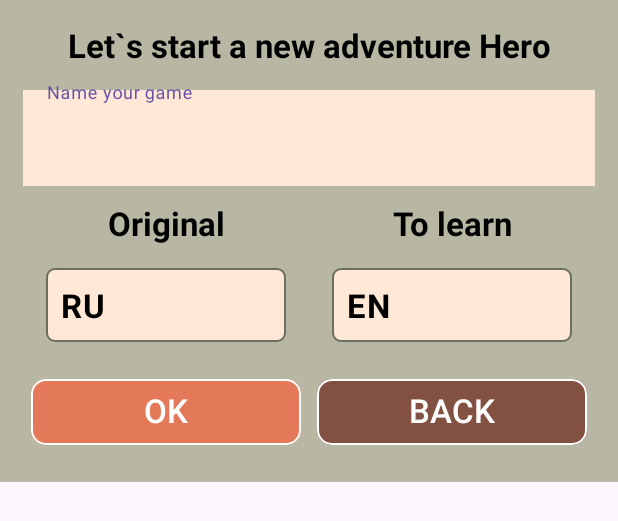
After one commit to yaremchuken/quiz-knight_android, an Android app: the layout dialog_create_game.xml on its own in the app's theme, with its tools: preview values and no code run, on a phone screen of 412 x 824 dp. The commit adds this screen. Shown: the top 521 px of the screen. Run offline under Robolectric (Android 15) with nearby library versions, the phone set to English and light mode, and no system bars.

Commit message:
Game creation dialog

```diff
--- a/app/src/main/java/yaremchuken/quizknight/activities/MainActivity.kt
+++ b/app/src/main/java/yaremchuken/quizknight/activities/MainActivity.kt
@@ -1,9 +1,12 @@
 package yaremchuken.quizknight.activities
 
 import android.annotation.SuppressLint
+import android.app.Dialog
 import android.content.Intent
 import android.os.Bundle
+import android.util.Log
 import android.view.View
+import android.widget.RadioButton
 import androidx.appcompat.app.AppCompatActivity
 import androidx.core.view.WindowCompat
 import androidx.lifecycle.lifecycleScope
@@ -14,6 +17,7 @@ import yaremchuken.quizknight.GameStats
 import yaremchuken.quizknight.R
 import yaremchuken.quizknight.databinding.ActivityMainBinding
 import yaremchuken.quizknight.databinding.ButtonGameStartBinding
+import yaremchuken.quizknight.databinding.DialogCreateGameBinding
 import yaremchuken.quizknight.entity.GameStatsEntity
 import yaremchuken.quizknight.entity.Language
 import yaremchuken.quizknight.entity.ModuleProgressEntity
@@ -32,6 +36,8 @@ class MainActivity : AppCompatActivity() {
 
     private lateinit var binding: ActivityMainBinding
 
+    private lateinit var createGameDialog: DialogCreateGameBinding
+
     @SuppressLint("SetTextI18n")
     override fun onCreate(savedInstanceState: Bundle?) {
         WindowCompat.setDecorFitsSystemWindows(window, false)
@@ -47,7 +53,7 @@ class MainActivity : AppCompatActivity() {
             gameStatsDao.fetchAll().collect {
                 it.forEach { game ->
                     val gameBtn = ButtonGameStartBinding.inflate(layoutInflater)
-                    gameBtn.root.text = "${game.game} - ${game.studied}"
+                    gameBtn.root.text = "${game.game} - ${game.original}/${game.studied}"
                     gameBtn.root.setOnClickListener {
                         startGame(game)
                     }
@@ -57,27 +63,34 @@ class MainActivity : AppCompatActivity() {
                     val gameBtn = ButtonGameStartBinding.inflate(layoutInflater)
                     gameBtn.root.text = resources.getString(R.string.new_game_btn_title)
                     gameBtn.root.setOnClickListener {
-                        startGame(null, i.toLong())
+                        createGameDialog(i.toLong())
                     }
+                    gameBtn.root.setBackgroundColor(resources.getColor(R.color.palette_6b))
                     binding.buttonsHolder.addView(gameBtn.root)
                 }
             }
         }
     }
 
-    private fun startGame(game: GameStatsEntity?, order: Long? = null) {
-        val progress: MutableMap<ModuleType, Long> = EnumMap(ModuleType::class.java)
+    private fun createGameDialog(idx: Long) {
+        val dialog = Dialog(this)
+        val dialogBinding = DialogCreateGameBinding.inflate(layoutInflater)
+
+        dialog.setContentView(dialogBinding.root)
+
+        dialogBinding.btnDone.setOnClickListener {
+            if (dialogBinding.etGameName.text != null && dialogBinding.etGameName.text!!.isNotBlank()) {
+                val gameStatsDao = (application as App).db.getGameStatsDao()
                 val moduleProgressDao = (application as App).db.getModuleProgressDao()
 
-        binding.buttonsHolder.visibility = View.INVISIBLE
-
-        if (game == null) {
-            val gameStatsDao = (application as App).db.getGameStatsDao()
+                val original = Language.RU
+                val learned = Language.EN
 
                 val newGame = GameStatsEntity(
-                "CALL ME $order", order!!, Language.RU, Language.EN, 0,
+                    dialogBinding.etGameName.text.toString(), idx, original, learned, 0,
                     ModuleType.LAZYWOOD, GameStats.getInstance().maxHealth.toDouble())
 
+                val progress: MutableMap<ModuleType, Long> = EnumMap(ModuleType::class.java)
                 val progressEntities = ArrayList<ModuleProgressEntity>()
                 ModuleType.values().forEach {
                     progress[it] = 0
@@ -87,17 +100,33 @@ class MainActivity : AppCompatActivity() {
                 lifecycleScope.launch {
                     gameStatsDao.insert(newGame)
                     moduleProgressDao.insert(progressEntities)
+                }.invokeOnCompletion {
+                    binding.buttonsHolder.visibility = View.INVISIBLE
+                    dialog.dismiss()
+                    switchToGame(newGame, progress)
+                }
+            }
         }
 
-            switchToGame(newGame, progress)
-        } else {
+        dialogBinding.btnCancel.setOnClickListener {
+            dialog.dismiss()
+        }
+
+        dialog.show()
+    }
+
+    private fun startGame(game: GameStatsEntity) {
+        val progress: MutableMap<ModuleType, Long> = EnumMap(ModuleType::class.java)
+        val moduleProgressDao = (application as App).db.getModuleProgressDao()
+
+        binding.buttonsHolder.visibility = View.INVISIBLE
+
         lifecycleScope.launch {
             moduleProgressDao.fetch(game.game).collect {
                 it.forEach { pr ->
                     progress[pr.module] = pr.progress
                 }
                 switchToGame(game, progress)
-                }
             }
         }
     }
--- a/app/src/main/java/yaremchuken/quizknight/draw/DrawThread.kt
+++ b/app/src/main/java/yaremchuken/quizknight/draw/DrawThread.kt
@@ -7,7 +7,7 @@ import kotlin.math.roundToLong
 
 class DrawThread(private val surface: SurfaceHolder, private val drawView: DrawView): Thread() {
     companion object {
-        const val FPS = 12L
+        const val FPS = 24L
     }
 
     private val frameRate: Long = (1000.0 / FPS).roundToLong()
--- /dev/null
+++ b/app/src/main/res/layout/dialog_create_game.xml
@@ -0,0 +1,159 @@
+<?xml version="1.0" encoding="utf-8"?>
+<LinearLayout xmlns:android="http://schemas.android.com/apk/res/android"
+    xmlns:app="http://schemas.android.com/apk/res-auto"
+    android:layout_width="match_parent"
+    android:layout_height="wrap_content"
+    android:gravity="center"
+    android:orientation="vertical"
+    android:padding="15dp"
+    android:background="@color/palette_b7">
+
+    <TextView
+        android:layout_width="match_parent"
+        android:layout_height="wrap_content"
+        android:gravity="center"
+        android:text="@string/create_new_game"
+        android:textColor="@android:color/black"
+        android:textSize="@dimen/font_size"
+        android:textStyle="bold" />
+
+
+    <com.google.android.material.textfield.TextInputLayout
+        android:id="@+id/tilGameName"
+        android:layout_width="match_parent"
+        android:layout_height="wrap_content"
+        android:layout_marginTop="10dp"
+        android:layout_marginBottom="10dp">
+
+    <androidx.appcompat.widget.AppCompatEditText
+        android:id="@+id/etGameName"
+        android:layout_width="match_parent"
+        android:layout_height="wrap_content"
+        android:background="@color/palette_ff"
+        android:hint="@string/game_name"
+        android:inputType="textFilter"
+        android:textSize="@dimen/font_size"/>
+    </com.google.android.material.textfield.TextInputLayout>
+
+    <LinearLayout
+        android:layout_width="match_parent"
+        android:layout_height="match_parent">
+
+        <LinearLayout
+            android:layout_width="wrap_content"
+            android:layout_height="wrap_content"
+            android:layout_weight="1"
+            android:orientation="vertical">
+
+            <TextView
+                android:layout_width="match_parent"
+                android:layout_height="wrap_content"
+                android:gravity="center"
+                android:text="@string/original_language"
+                android:textColor="@android:color/black"
+                android:textSize="@dimen/font_size"
+                android:textStyle="bold" />
+
+            <RadioGroup
+                android:id="@+id/rgOriginalGroup"
+                android:layout_width="match_parent"
+                android:layout_height="match_parent"
+                android:padding="15sp">
+
+                <RadioButton
+                    android:id="@+id/rbOriginalRU"
+                    android:layout_width="match_parent"
+                    android:layout_height="wrap_content"
+                    android:background="@drawable/drawable_answer_board_option_selector"
+                    android:button="@null"
+                    android:checked="true"
+                    android:padding="10dp"
+                    android:textColor="@color/black"
+                    android:textSize="@dimen/font_size"
+                    android:textStyle="bold"
+                    android:text="RU"/>
+
+            </RadioGroup>
+
+        </LinearLayout>
+
+        <LinearLayout
+            android:layout_width="wrap_content"
+            android:layout_height="wrap_content"
+            android:layout_weight="1"
+            android:orientation="vertical">
+
+            <TextView
+                android:layout_width="match_parent"
+                android:layout_height="wrap_content"
+                android:gravity="center"
+                android:text="@string/learn_language"
+                android:textColor="@android:color/black"
+                android:textSize="@dimen/font_size"
+                android:textStyle="bold" />
+
+            <RadioGroup
+                android:id="@+id/rgLearnedGroup"
+                android:layout_width="match_parent"
+                android:layout_height="match_parent"
+                android:padding="15sp">
+
+                <RadioButton
+                    android:id="@+id/rbLearnEN"
+                    android:layout_width="match_parent"
+                    android:layout_height="wrap_content"
+                    android:background="@drawable/drawable_answer_board_option_selector"
+                    android:button="@null"
+                    android:checked="true"
+                    android:padding="10dp"
+                    android:textColor="@color/black"
+                    android:textSize="@dimen/font_size"
+                    android:textStyle="bold"
+                    android:text="EN"/>
+
+            </RadioGroup>
+
+        </LinearLayout>
+
+    </LinearLayout>
+
+    <LinearLayout
+        android:layout_width="match_parent"
+        android:layout_height="wrap_content"
+        android:orientation="horizontal">
+
+        <Button
+            android:id="@+id/btnDone"
+            android:layout_width="0dp"
+            android:layout_weight="1"
+            android:layout_height="52dp"
+            android:layout_margin="5dp"
+            android:backgroundTint="@color/button_primary"
+            android:backgroundTintMode="add"
+            android:paddingBottom="8dp"
+            android:text="@string/done_btn_title"
+            android:textSize="@dimen/font_size"
+            android:textColor="@color/white"
+            app:cornerRadius="10dp"
+            app:strokeColor="@color/white"
+            app:strokeWidth="1dp"
+            android:layout_gravity="center"/>
+
+        <Button
+            android:id="@+id/btnCancel"
+            android:layout_width="0dp"
+            android:layout_weight="1"
+            android:layout_height="52dp"
+            android:layout_margin="5dp"
+            android:backgroundTint="@color/button_secondary"
+            android:backgroundTintMode="add"
+            android:paddingBottom="8dp"
+            android:text="@string/cancel_btn_title"
+            android:textSize="@dimen/font_size"
+            android:textColor="@color/white"
+            app:cornerRadius="10dp"
+            app:strokeColor="@color/white"
+            app:strokeWidth="1dp"
+            android:layout_gravity="center"/>
+    </LinearLayout>
+</LinearLayout>
--- a/app/src/main/res/values/colors.xml
+++ b/app/src/main/res/values/colors.xml
@@ -13,5 +13,6 @@
     <color name="palette_a5">#A5A58D</color>
     <color name="palette_6b">#6B705C</color>
 
-    <color name="button_primary">#FF5722</color>
+    <color name="button_primary">#E37958</color>
+    <color name="button_secondary">#835142</color>
 </resources>
--- a/app/src/main/res/values/strings.xml
+++ b/app/src/main/res/values/strings.xml
@@ -4,5 +4,11 @@
 
     <string name="check_btn_title">CHECK</string>
     <string name="start_btn_title">START</string>
-    <string name="new_game_btn_title">NEW GAME</string>
+    <string name="new_game_btn_title">new game</string>
+    <string name="create_new_game">Let`s start a new adventure Hero</string>
+    <string name="done_btn_title">OK</string>
+    <string name="cancel_btn_title">BACK</string>
+    <string name="game_name">Name your game</string>
+    <string name="original_language">Original</string>
+    <string name="learn_language">To learn</string>
 </resources>
```
Also changed, not shown: 1 other file. Lines whose indentation alone changed are shown as unchanged.
